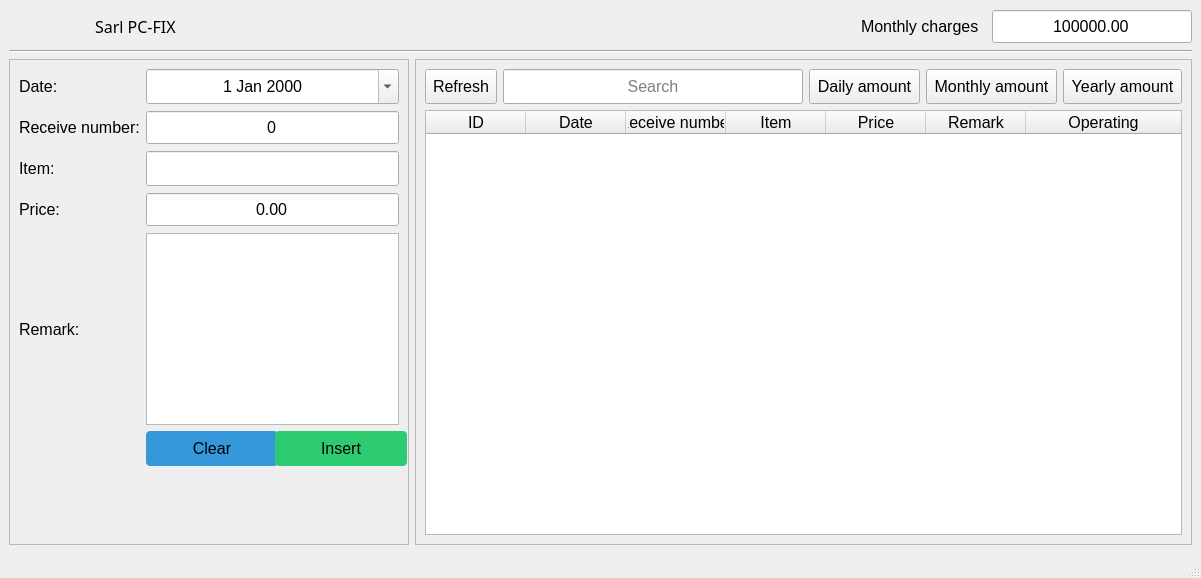
First picture: the form in Design/mainWindow.ui, repository halfiHamza/9ochiha-app, before the edit.
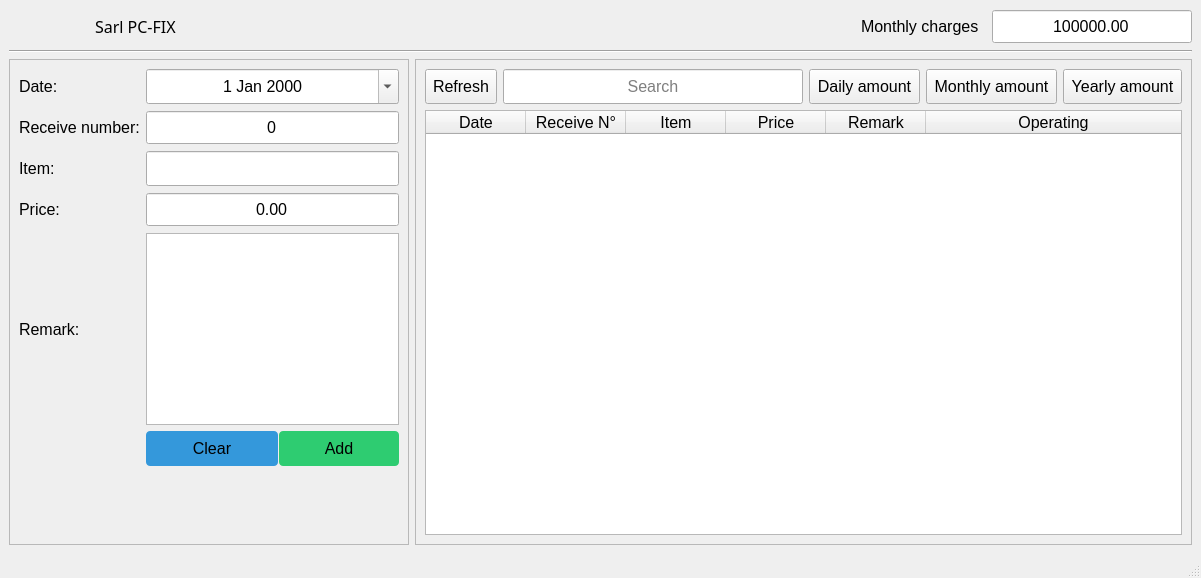
Second picture: the form after the edit. Icons and pictures are not drawn.

Patch:
```diff
--- a/Design/mainWindow.ui
+++ b/Design/mainWindow.ui
@@ -156,7 +156,7 @@
         <widget class="QToolButton" name="insert_tbtn">
          <property name="minimumSize">
           <size>
-           <width>132</width>
+           <width>120</width>
            <height>35</height>
           </size>
          </property>
@@ -166,7 +166,7 @@
 border-radius: 4px;</string>
          </property>
          <property name="text">
-          <string>Insert</string>
+          <string>Add</string>
          </property>
         </widget>
        </item>
@@ -341,6 +341,9 @@
            <pointsize>12</pointsize>
           </font>
          </property>
+         <property name="frameShadow">
+          <enum>QFrame::Sunken</enum>
+         </property>
          <property name="editTriggers">
           <set>QAbstractItemView::DoubleClicked</set>
          </property>
@@ -368,14 +371,6 @@
          <attribute name="verticalHeaderMinimumSectionSize">
           <number>40</number>
          </attribute>
-         <column>
-          <property name="text">
-           <string>ID</string>
-          </property>
-          <property name="textAlignment">
-           <set>AlignCenter</set>
-          </property>
-         </column>
          <column>
           <property name="text">
            <string>Date</string>
@@ -386,7 +381,7 @@
          </column>
          <column>
           <property name="text">
-           <string>Receive number</string>
+           <string>Receive N°</string>
           </property>
           <property name="textAlignment">
            <set>AlignCenter</set>
```
Left out of the diff: 184 changed lines with no effect on the pictures.
